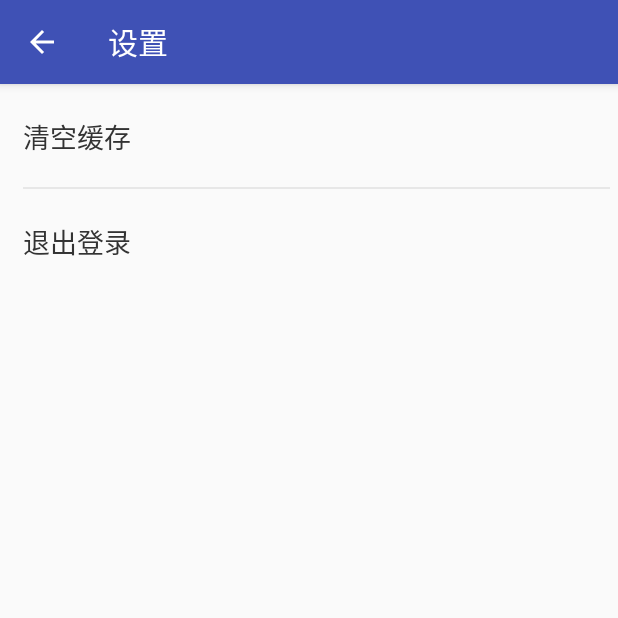
After one commit to lixiaohui333/interview, an Android app: the SettingActivityAbout screen opened directly, with no data from a screen before it, on a phone screen of 412 x 824 dp, the top half of it. The commit adds this screen. Run offline under Robolectric (Android 15) with nearby library versions, the phone set to English and light mode, and no system bars; our stand-ins replace ButterKnife; libraries missing offline, so code that uses them is left out: es.dmoral.toasty.

Commit message:
frame module add menu and setting

```diff
--- a/interview/app/src/main/java/com/lxhmmc/interview/ui/activity/logo/SplashLogoActivity.java
+++ b/interview/app/src/main/java/com/lxhmmc/interview/ui/activity/logo/SplashLogoActivity.java
@@ -46,7 +46,9 @@ public class SplashLogoActivity extends BaseFragmentActivity implements SplashCo
         setPresenter(presenter);
 
 
-        loadInitData();
+        //test
+        goactivity(FrameActivityMain.class);
+//        loadInitData();
     }
 
     @Override
@@ -87,7 +89,7 @@ public class SplashLogoActivity extends BaseFragmentActivity implements SplashCo
            @Override
            public void run() {
 
-                goactivity(FrameActivityMain.class);
+               goactivity(FrameActivityMain.class);
                finish();
 
            }
--- /dev/null
+++ b/interview/app/src/main/java/com/lxhmmc/interview/ui/activity/setting/SettingActivityAbout.java
@@ -0,0 +1,60 @@
+package com.lxhmmc.interview.ui.activity.setting;
+
+import android.os.Bundle;
+import android.support.v7.widget.Toolbar;
+import android.view.View;
+
+import com.lxhmmc.interview.R;
+import com.lxhmmc.interview.ui.base.BaseFragmentActivity;
+
+import butterknife.BindView;
+import butterknife.ButterKnife;
+
+public class SettingActivityAbout extends BaseFragmentActivity {
+
+
+    @BindView(R.id.toolbar)
+    Toolbar toolbar;
+
+    @Override
+    protected boolean intentData() {
+        return true;
+    }
+
+    @Override
+    protected void initView() {
+        setContentView(R.layout.setting_activity_about);
+    }
+
+    @Override
+    protected void initUI() {
+
+        setSupportActionBar(toolbar);
+
+        getSupportActionBar().setHomeButtonEnabled(true);
+        getSupportActionBar().setDisplayHomeAsUpEnabled(true);
+        toolbar.setNavigationOnClickListener(new View.OnClickListener() {
+            @Override
+            public void onClick(View view) {
+                finish();
+            }
+        });
+    }
+
+    @Override
+    protected void setUI() {
+
+    }
+
+    @Override
+    protected void loadInitData() {
+
+    }
+
+    @Override
+    protected void onCreate(Bundle savedInstanceState) {
+        super.onCreate(savedInstanceState);
+        // TODO: add setContentView(...) invocation
+        ButterKnife.bind(this);
+    }
+}
--- /dev/null
+++ b/interview/app/src/main/res/layout/setting_activity_about.xml
@@ -0,0 +1,92 @@
+<?xml version="1.0" encoding="utf-8"?>
+<LinearLayout
+    xmlns:android="http://schemas.android.com/apk/res/android"
+    xmlns:app="http://schemas.android.com/apk/res-auto"
+    android:layout_width="match_parent"
+    android:layout_height="match_parent"
+    android:fitsSystemWindows="true"
+    android:orientation="vertical"
+    >
+
+        <android.support.design.widget.AppBarLayout
+            android:layout_width="match_parent"
+            android:layout_height="wrap_content"
+            android:fitsSystemWindows="true"
+            >
+
+            <android.support.v7.widget.Toolbar
+                android:id="@+id/toolbar"
+                android:fitsSystemWindows="true"
+                android:layout_width="match_parent"
+                android:layout_height="wrap_content"
+                android:theme="@style/ThemeOverlay.AppCompat.Dark.ActionBar"
+                app:popupTheme="@style/ThemeOverlay.AppCompat.Light"
+                app:title="设置"
+                app:titleMargin="5dp"
+                app:titleTextColor="@android:color/white"
+                >
+            </android.support.v7.widget.Toolbar>
+        </android.support.design.widget.AppBarLayout>
+
+
+
+    <LinearLayout
+        android:layout_width="match_parent"
+        android:layout_height="match_parent"
+        android:orientation="vertical"
+
+        >
+
+        <RelativeLayout
+            android:id="@+id/rl_clearcache"
+            android:layout_width="match_parent"
+            android:layout_height="70dp"
+            android:paddingLeft="10dp"
+            >
+
+            <TextView
+                android:layout_width="match_parent"
+                android:layout_height="match_parent"
+                android:gravity="center_vertical"
+                android:paddingLeft="5dp"
+                android:paddingRight="5dp"
+                android:text="清空缓存"
+                android:textSize="18sp"
+                android:textColor="@color/color_text_333"
+                />
+            <View
+                android:layout_width="match_parent"
+                android:layout_marginLeft="5dp"
+                android:layout_marginRight="5dp"
+                android:background="#e7e7e7"
+                android:layout_alignParentBottom="true"
+                android:layout_height="1dp"/>
+
+
+        </RelativeLayout>
+        <RelativeLayout
+            android:id="@+id/rl_logout"
+            android:layout_width="match_parent"
+            android:layout_height="70dp"
+            android:paddingLeft="10dp"
+            >
+
+            <TextView
+                android:layout_width="match_parent"
+                android:layout_height="match_parent"
+                android:gravity="center_vertical"
+                android:paddingLeft="5dp"
+                android:paddingRight="5dp"
+                android:text="退出登录"
+                android:textSize="18sp"
+                android:textColor="@color/color_text_333"
+                />
+
+        </RelativeLayout>
+
+
+    </LinearLayout>
+
+
+
+</LinearLayout>
--- a/interview/app/src/main/res/values/colors.xml
+++ b/interview/app/src/main/res/values/colors.xml
@@ -3,4 +3,14 @@
     <color name="colorPrimary">#3F51B5</color>
     <color name="colorPrimaryDark">#303F9F</color>
     <color name="colorAccent">#FF4081</color>
+
+
+
+    <color name="color_text_333">#333333</color>
+    <color name="color_text_666">#666666</color>
+    <color name="color_text_999">#999999</color>
+
+
+
+
 </resources>
--- a/interview/app/src/main/res/values/styles.xml
+++ b/interview/app/src/main/res/values/styles.xml
@@ -11,11 +11,12 @@
 
     </style>
 
-    <style name="MyLogoAppTheme" parent="AppTheme">
+    <style name="FitSystemWindowTheme" parent="AppTheme">
+        <item name="android:statusBarColor">@android:color/transparent</item>
+    </style>
 
+    <style name="SplashTheme" parent="FitSystemWindowTheme">
         <item name="android:windowBackground">@drawable/logo_splash</item>
-
-        <item name="android:statusBarColor">@android:color/transparent</item>
 
     </style>
 
```
Also changed, not shown: interview/app/src/main/AndroidManifest.xml (+11 -2 lines), interview/app/src/main/java/com/lxhmmc/interview/business/gilde/GlideUtil.java (+43 -5 lines), interview/app/src/main/java/com/lxhmmc/interview/ui/activity/frame/FrameActivityMain.java (+89 -3 lines), interview/app/src/main/java/com/lxhmmc/interview/ui/activity/setting/SettingActivityMain.java (added, +60 -0 lines), interview/app/src/main/res/layout/frame_activity_main.xml (+47 -7 lines), interview/app/src/main/res/layout/frame_nav_head.xml (added, +46 -0 lines), interview/app/src/main/res/layout/setting_activity_main.xml (added, +92 -0 lines), interview/app/src/main/res/menu/frame_main_nav_menu.xml (added, +35 -0 lines), interview/app/src/main/res/menu/tollbar.xml (added, +20 -0 lines), interview/app/src/main/res/drawable-xhdpi/icon_myhead.jpg (added), 3 other files.
